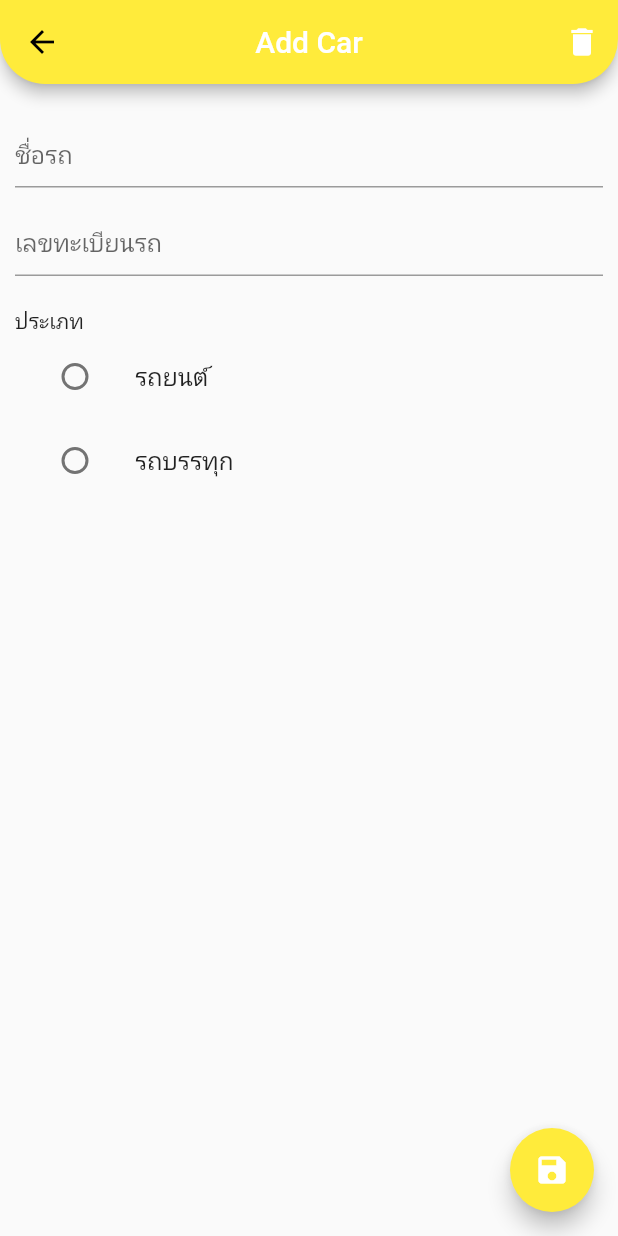
After one commit to piriyaphong/cementproject, a Flutter app: the EditCar screen opened directly, on a phone screen of 412 x 824 dp. The commit adds this screen. Run offline on Flutter 3.47's test engine with Material 2 defaults, Android fonts, the phone set to English and light mode, and no system bars; our stand-ins replace cloud_firestore; accounts and stored records are empty.

Commit message:
update Car System
add all CRUD of system

```diff
--- a/n_pac/lib/component/money.dart
+++ b/n_pac/lib/component/money.dart
@@ -18,8 +18,6 @@ class _MoneyState extends State<Money> {
         shape: RoundedRectangleBorder(
           borderRadius: BorderRadius.vertical(bottom: Radius.circular(30))
         ),
-
-
       ),
 
        body: StreamBuilder(
--- /dev/null
+++ b/n_pac/lib/edit/carEdit.dart
@@ -0,0 +1,148 @@
+import 'package:flutter/material.dart';
+import 'package:cloud_firestore/cloud_firestore.dart';
+
+class EditCar extends StatefulWidget {
+  String carName;
+  String carId;
+  String carType;
+  final index;
+  EditCar({this.index,this.carId,this.carName,this.carType});
+  @override
+  _EditCarState createState() => _EditCarState();
+}
+
+class _EditCarState extends State<EditCar> {
+  String carName;
+  String carId;
+  String carType;
+  TextEditingController controllercarName;
+  TextEditingController controllercarId;
+  TextEditingController controllercarType;
+
+  void _deleteCar(){
+      Firestore.instance.runTransaction((Transaction transaction) async {
+      DocumentSnapshot snapshot = await transaction.get(widget.index);
+      await transaction.delete(widget.index);
+    });
+    Navigator.pop(context);
+  }
+  void _editCar(){
+     Firestore.instance.runTransaction((Transaction transaction) async {
+      DocumentSnapshot snapshot = await transaction.get(widget.index);
+      await transaction.update(snapshot.reference, {
+        "carName" : carName,
+        "carId" : carId,
+        "carType" : carType,
+        "TimeStamp" : DateTime.now()
+      });
+    });
+    Navigator.pop(context);
+  }
+  @override
+  void initState(){
+    super.initState();
+    carName = widget.carName;
+    carId = widget.carId;
+    carType = widget.carId;
+
+    controllercarName = new TextEditingController(text: widget.carName);
+    controllercarId = new TextEditingController(text: widget.carId);
+    controllercarType = new TextEditingController(text: widget.carType);
+  }
+
+  @override
+  Widget build(BuildContext context) {
+    return Scaffold(
+      appBar: AppBar(
+        backgroundColor: Colors.yellow,
+        centerTitle: true,
+        title: Text('Add Car',style: TextStyle(color: Colors.white),),
+        shape: RoundedRectangleBorder(
+          borderRadius: BorderRadius.vertical(bottom: Radius.circular(30))
+        ),
+        actions: <Widget>[
+          IconButton(
+            icon: Icon(Icons.delete,color: Colors.white),
+            onPressed: (){
+              _deleteCar();
+            },
+          )
+        ],
+      ),
+      body: SingleChildScrollView(
+        child: Container(
+          padding: EdgeInsets.all(10),
+          child: Column(
+            children: <Widget>[
+              TextFormField(
+                controller: controllercarName,
+                decoration: InputDecoration(
+                  labelText: 'ชื่อรถ',
+                  alignLabelWithHint: true
+                ),
+                onChanged: (input){
+                  setState(() {
+                    carName = input;
+                  });
+                },
+              ),
+              TextFormField(
+                controller: controllercarId,
+                decoration: InputDecoration(
+                  labelText: 'เลขทะเบียนรถ',
+                  alignLabelWithHint: true
+                ),
+                onChanged: (input){
+                  setState(() {
+                    carId = input;
+                  });
+                },
+              ),
+              Column(
+                crossAxisAlignment: CrossAxisAlignment.start,
+                children: <Widget>[
+                  Container(height: 20,),
+                  Container(
+                    child: Text('ประเภท'),
+                  ),
+                  ListTile(
+                    title: Text('รถยนต์'),
+                    leading: Radio(
+                      value: 'รถยนต์',
+                      groupValue: carType,
+                      onChanged: (input){
+                        setState(() {
+                          carType = input;
+                        });
+                      },
+                    ),
+                  ),
+                  ListTile(
+                    title: Text('รถบรรทุก'),
+                    leading: Radio(
+                      value: 'รถบรรทุก',
+                      groupValue: carType,
+                      onChanged: (input){
+                        setState(() {
+                          carType = input;
+                        });
+                      },
+                    ),
+                  )
+                ],
+              )
+            ],
+          ),
+        ),
+      ),
+      floatingActionButton: FloatingActionButton(
+        child: Icon(Icons.save,color: Colors.white,),
+        onPressed: (){
+         _editCar();
+        },
+
+      ),
+
+    );
+  }
+}
--- a/n_pac/lib/main.dart
+++ b/n_pac/lib/main.dart
@@ -1,4 +1,5 @@
 import 'package:flutter/material.dart';
+import 'package:n_pac/component/car.dart';
 import 'package:n_pac/component/money.dart';
 import 'package:n_pac/component/personel.dart';
 import 'package:n_pac/component/sale.dart';
@@ -139,6 +140,9 @@ class _MyHomePageState extends State<MyHomePage> {
                   child: ListTile(
                     leading: Icon(Icons.drive_eta,size: 50,color: Colors.white,),
                     title: Text('CAR',style: TextStyle(fontSize: 50,color: Colors.white),),
+                    onTap: (){
+                      Navigator.of(context).push(new MaterialPageRoute(builder: (context) => Car()));
+                    },
                   ),
                 ),
               ),
```
Also changed, not shown: n_pac/lib/component/car.dart (added, +215 -0 lines).
